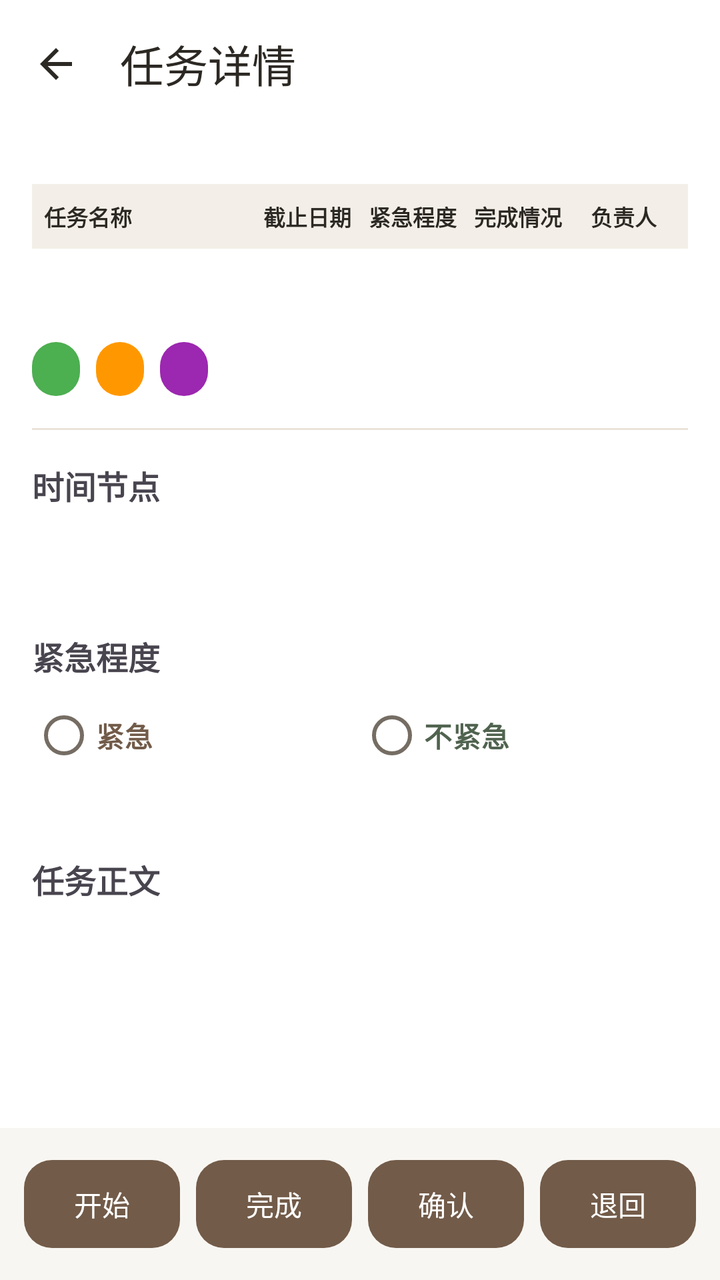
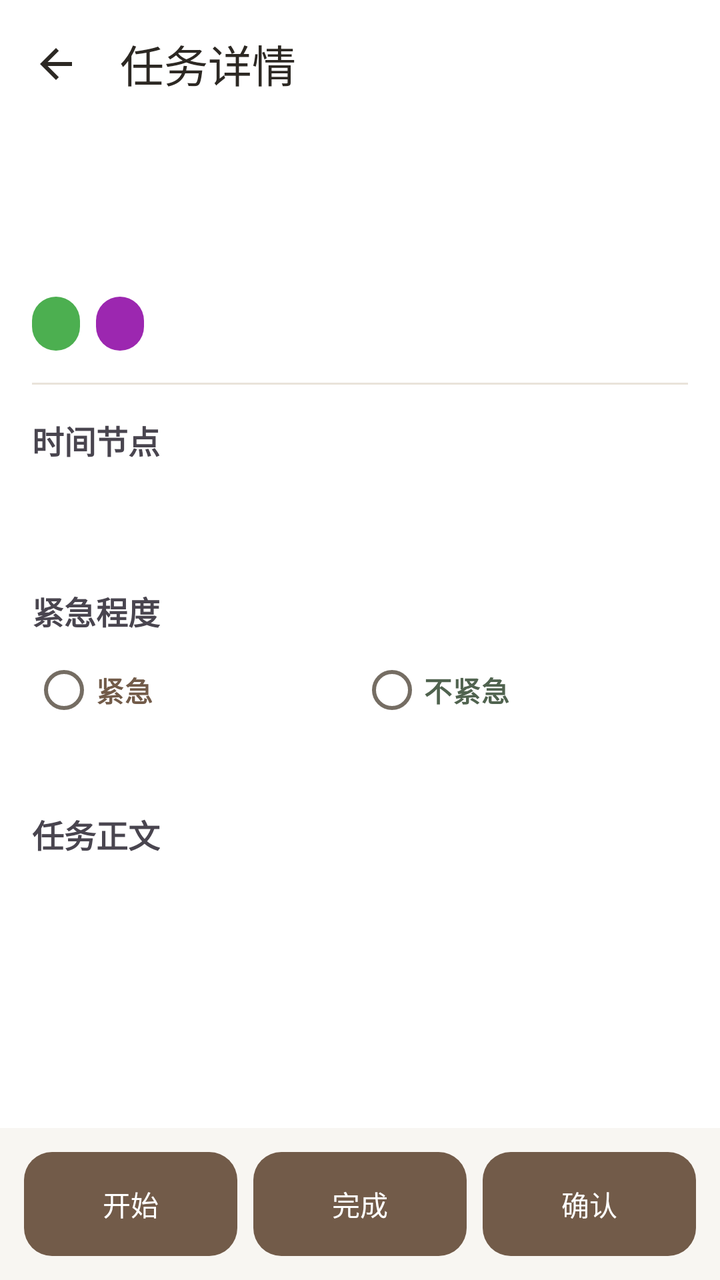

An Android layout rendered at two revisions. The XML below is the earlier revision; the diff shows what the commit changed to produce the second picture.
<!-- AndroidManifest.xml: application theme Theme.Project_Pandora -->
<!-- res/layout/activity_task_detail.xml -->
<?xml version="1.0" encoding="utf-8"?>
<layout xmlns:android="http://schemas.android.com/apk/res/android"
    xmlns:app="http://schemas.android.com/apk/res-auto">

    <data>

    </data>

    <androidx.constraintlayout.widget.ConstraintLayout
        android:layout_width="match_parent"
        android:layout_height="match_parent"
        android:background="?attr/colorSurface">

        <com.google.android.material.appbar.MaterialToolbar
            android:id="@+id/toolbar"
            android:layout_width="match_parent"
            android:layout_height="wrap_content"
            android:background="@color/color_surface"
            app:title="任务详情"
            app:titleTextColor="@color/color_text_primary"
            app:navigationIcon="@drawable/ic_back"
            app:layout_constraintTop_toTopOf="parent"
            style="@style/Widget.Pandora.Toolbar"
            app:navigationIconTint="@color/color_text_primary"
            android:elevation="0dp" />

        <ScrollView
            android:layout_width="match_parent"
            android:layout_height="0dp"
            app:layout_constraintTop_toBottomOf="@id/toolbar"
            app:layout_constraintBottom_toTopOf="@id/bottomLayout">

            <LinearLayout
                android:layout_width="match_parent"
                android:layout_height="wrap_content"
                android:orientation="vertical"
                android:padding="16dp">

                <LinearLayout
                    android:layout_width="match_parent"
                    android:layout_height="wrap_content"
                    android:orientation="horizontal"
                    android:background="@color/color_surface_soft"
                    android:paddingHorizontal="6dp"
                    android:paddingVertical="8dp"
                    android:weightSum="6"
                    android:layout_marginTop="12dp">

                    <TextView
                        android:layout_width="0dp"
                        android:layout_height="wrap_content"
                        android:layout_weight="2"
                        android:text="任务名称"
                        android:textSize="11sp"
                        android:textStyle="bold"
                        android:textColor="@color/color_text_primary" />

                    <TextView
                        android:layout_width="0dp"
                        android:layout_height="wrap_content"
                        android:layout_weight="1"
                        android:text="截止日期"
                        android:textSize="11sp"
                        android:textStyle="bold"
                        android:textColor="@color/color_text_primary"
                        android:gravity="center" />

                    <TextView
                        android:layout_width="0dp"
                        android:layout_height="wrap_content"
                        android:layout_weight="1"
                        android:text="紧急程度"
                        android:textSize="11sp"
                        android:textStyle="bold"
                        android:textColor="@color/color_text_primary"
                        android:gravity="center" />

                    <TextView
                        android:layout_width="0dp"
                        android:layout_height="wrap_content"
                        android:layout_weight="1"
                        android:text="完成情况"
                        android:textSize="11sp"
                        android:textStyle="bold"
                        android:textColor="@color/color_text_primary"
                        android:gravity="center" />

                    
                    <TextView
                        android:layout_width="0dp"
                        android:layout_height="wrap_content"
                        android:layout_weight="1"
                        android:text="负责人"
                        android:textSize="11sp"
                        android:textStyle="bold"
                        android:textColor="@color/color_text_primary"
                        android:gravity="center" />

                </LinearLayout>

                <LinearLayout
                    android:layout_width="match_parent"
                    android:layout_height="wrap_content"
                    android:orientation="horizontal"
                    android:paddingHorizontal="6dp"
                    android:paddingVertical="8dp"
                    android:weightSum="6">

                    <TextView
                        android:id="@+id/textTaskName"
                        android:layout_width="0dp"
                        android:layout_height="wrap_content"
                        android:layout_weight="2"
                        android:textSize="13sp"
                        android:textStyle="bold"
                        android:textColor="@color/color_text_primary"
                        android:maxLines="2"
                        android:ellipsize="end" />

                    <TextView
                        android:id="@+id/textSummaryDeadline"
                        android:layout_width="0dp"
                        android:layout_height="wrap_content"
                        android:layout_weight="1"
                        android:textSize="11sp"
                        android:textColor="@color/color_text_secondary"
                        android:gravity="center"
                        android:maxLines="1"
                        android:ellipsize="end" />

                    <TextView
                        android:id="@+id/textSummaryUrgency"
                        android:layout_width="0dp"
                        android:layout_height="wrap_content"
                        android:layout_weight="1"
                        android:textSize="11sp"
                        android:gravity="center"
                        android:textColor="@android:color/white"
                        android:paddingHorizontal="4dp"
                        android:paddingVertical="2dp" />

                    <TextView
                        android:id="@+id/textSummaryCompletion"
                        android:layout_width="0dp"
                        android:layout_height="wrap_content"
                        android:layout_weight="1"
                        android:textSize="11sp"
                        android:gravity="center"
                        android:textColor="@android:color/white"
                        android:paddingHorizontal="4dp"
                        android:paddingVertical="2dp" />

                    
                    <TextView
                        android:id="@+id/textSummaryAssignee"
                        android:layout_width="0dp"
                        android:layout_height="wrap_content"
                        android:layout_weight="1"
                        android:textSize="10sp"
                        android:textColor="@color/color_text_secondary"
                        android:gravity="center"
                        android:maxLines="2"
                        android:ellipsize="end" />

                </LinearLayout>


                <LinearLayout
                    android:layout_width="match_parent"
                    android:layout_height="wrap_content"
                    android:orientation="horizontal"
                    android:layout_marginTop="12dp">

                    <TextView
                        android:id="@+id/textStatus"
                        android:layout_width="wrap_content"
                        android:layout_height="wrap_content"
                        android:paddingHorizontal="12dp"
                        android:paddingVertical="4dp"
                        android:textSize="14sp"
                        android:background="@drawable/bg_status_tag"
                        android:textColor="@android:color/white" />

                    <TextView
                        android:id="@+id/textPriority"
                        android:layout_width="wrap_content"
                        android:layout_height="wrap_content"
                        android:layout_marginStart="8dp"
                        android:paddingHorizontal="12dp"
                        android:paddingVertical="4dp"
                        android:textSize="14sp"
                        android:background="@drawable/bg_priority_tag"
                        android:textColor="@android:color/white" />

                    <TextView
                        android:id="@+id/textQuadrant"
                        android:layout_width="wrap_content"
                        android:layout_height="wrap_content"
                        android:layout_marginStart="8dp"
                        android:paddingHorizontal="12dp"
                        android:paddingVertical="4dp"
                        android:textSize="14sp"
                        android:background="@drawable/bg_quadrant_tag"
                        android:textColor="@android:color/white" />

                </LinearLayout>

                <View
                    android:layout_width="match_parent"
                    android:layout_height="1dp"
                    android:layout_marginTop="16dp"
                    android:background="@color/color_divider" />

                <TextView
                    android:layout_width="wrap_content"
                    android:layout_height="wrap_content"
                    android:layout_marginTop="16dp"
                    android:text="时间节点"
                    android:textStyle="bold"
                    android:textSize="16sp" />

                <TextView
                    android:id="@+id/textStartTime"
                    android:layout_width="match_parent"
                    android:layout_height="wrap_content"
                    android:layout_marginTop="4dp"
                    android:textSize="14sp"
                    android:textColor="@color/color_text_secondary" />

                <TextView
                    android:id="@+id/textEndTime"
                    android:layout_width="match_parent"
                    android:layout_height="wrap_content"
                    android:layout_marginTop="4dp"
                    android:textSize="14sp"
                    android:textColor="@color/color_text_secondary" />

                <TextView
                    android:layout_width="wrap_content"
                    android:layout_height="wrap_content"
                    android:layout_marginTop="16dp"
                    android:text="紧急程度"
                    android:textStyle="bold"
                    android:textSize="16sp" />

                <RadioGroup
                    android:id="@+id/radioGroupUrgency"
                    android:layout_width="match_parent"
                    android:layout_height="wrap_content"
                    android:orientation="horizontal"
                    android:layout_marginTop="4dp">

                    <RadioButton
                        android:id="@+id/radioUrgencyUrgent"
                        android:layout_width="0dp"
                        android:layout_height="wrap_content"
                        android:layout_weight="1"
                        android:text="紧急"
                        android:textSize="14sp"
                        android:textColor="@color/color_accent"
                        android:textStyle="bold"
                        android:paddingVertical="8dp" />

                    <RadioButton
                        android:id="@+id/radioUrgencyNotUrgent"
                        android:layout_width="0dp"
                        android:layout_height="wrap_content"
                        android:layout_weight="1"
                        android:text="不紧急"
                        android:textSize="14sp"
                        android:textColor="@color/color_success"
                        android:textStyle="bold"
                        android:paddingVertical="8dp" />

                </RadioGroup>

                <TextView
                    android:id="@+id/textUrgencyHint"
                    android:layout_width="match_parent"
                    android:layout_height="wrap_content"
                    android:layout_marginTop="4dp"
                    android:textSize="12sp"
                    android:textColor="@color/color_text_secondary" />

                

                
                <TextView
                    android:layout_width="wrap_content"
                    android:layout_height="wrap_content"
                    android:layout_marginTop="16dp"
                    android:text="@string/task_content_label"
                    android:textStyle="bold"
                    android:textSize="16sp" />

                <TextView
                    android:id="@+id/textTaskContent"
                    android:layout_width="match_parent"
                    android:layout_height="wrap_content"
                    android:layout_marginTop="4dp"
                    android:textSize="14sp"
                    android:textColor="@color/color_text_primary" />

            </LinearLayout>

        </ScrollView>

        <LinearLayout
            android:id="@+id/bottomLayout"
            android:layout_width="match_parent"
            android:layout_height="wrap_content"
            android:orientation="horizontal"
            android:padding="8dp"
            android:background="@color/color_bg_page"
            app:layout_constraintBottom_toBottomOf="parent">

            <com.google.android.material.button.MaterialButton
                android:id="@+id/btnStart"
                android:layout_width="0dp"
                android:layout_height="wrap_content"
                android:layout_weight="1"
                android:layout_margin="4dp"
                android:text="开始"
                android:textSize="14sp"
                android:textColor="@color/color_on_accent" />

            
            <com.google.android.material.button.MaterialButton
                android:id="@+id/btnReopen"
                android:layout_width="0dp"
                android:layout_height="wrap_content"
                android:layout_weight="1"
                android:layout_margin="4dp"
                android:text="@string/btn_reopen_task"
                android:textSize="14sp"
                android:visibility="gone"
                android:textColor="@color/color_on_accent" />

            <com.google.android.material.button.MaterialButton
                android:id="@+id/btnComplete"
                android:layout_width="0dp"
                android:layout_height="wrap_content"
                android:layout_weight="1"
                android:layout_margin="4dp"
                android:text="完成"
                android:textSize="14sp"
                android:textColor="@color/color_on_accent" />

            <com.google.android.material.button.MaterialButton
                android:id="@+id/btnConfirm"
                android:layout_width="0dp"
                android:layout_height="wrap_content"
                android:layout_weight="1"
                android:layout_margin="4dp"
                android:text="确认"
                android:textSize="14sp"
                android:textColor="@color/color_on_accent" />

            <com.google.android.material.button.MaterialButton
                android:id="@+id/btnReject"
                android:layout_width="0dp"
                android:layout_height="wrap_content"
                android:layout_weight="1"
                android:layout_margin="4dp"
                android:text="退回"
                android:textSize="14sp"
                android:textColor="@color/color_on_accent" />

            <com.google.android.material.button.MaterialButton
                android:id="@+id/btnDelete"
                android:layout_width="0dp"
                android:layout_height="wrap_content"
                android:layout_weight="1"
                android:layout_margin="4dp"
                android:text="删除"
                android:textSize="14sp"
                android:backgroundTint="@color/color_error"
                android:visibility="gone"
                android:textColor="@color/color_on_accent" />

        </LinearLayout>

        <ProgressBar
            android:id="@+id/progressBar"
            android:layout_width="wrap_content"
            android:layout_height="wrap_content"
            android:visibility="gone"
            app:layout_constraintTop_toTopOf="parent"
            app:layout_constraintBottom_toBottomOf="parent"
            app:layout_constraintStart_toStartOf="parent"
            app:layout_constraintEnd_toEndOf="parent" />

    </androidx.constraintlayout.widget.ConstraintLayout>
</layout>
<!-- resources referenced by this layout -->
<resources>
  <color name="color_accent">#725B49</color>
  <color name="color_bg_page">#F8F6F2</color>
  <color name="color_divider">#E9E3DA</color>
  <color name="color_error">#A1473A</color>
  <color name="color_on_accent">#FFFFFF</color>
  <color name="color_success">#50634F</color>
  <color name="color_surface">#FFFFFF</color>
  <color name="color_surface_soft">#F3EFE8</color>
  <color name="color_text_primary">#2C2823</color>
  <color name="color_text_secondary">#756D63</color>
  <!-- drawable bg_priority_tag (drawable) -->
  <?xml version="1.0" encoding="utf-8"?>
  <shape xmlns:android="http://schemas.android.com/apk/res/android"
      android:shape="rectangle">
      <solid android:color="#FF9800" />
      <corners android:radius="12dp" />
  </shape>
  <!-- drawable bg_quadrant_tag (drawable) -->
  <?xml version="1.0" encoding="utf-8"?>
  <shape xmlns:android="http://schemas.android.com/apk/res/android"
      android:shape="rectangle">
      <solid android:color="#9C27B0" />
      <corners android:radius="12dp" />
  </shape>
  <!-- drawable bg_status_tag (drawable) -->
  <?xml version="1.0" encoding="utf-8"?>
  <shape xmlns:android="http://schemas.android.com/apk/res/android"
      android:shape="rectangle">
      <solid android:color="#4CAF50" />
      <corners android:radius="12dp" />
  </shape>
  <string name="btn_reopen_task">切回未完成</string>
  <string name="task_content_label">任务正文</string>
  <style name="Theme.Project_Pandora" parent="Base.Theme.Project_Pandora" />
  <style name="TextAppearance.Pandora.Title" parent="TextAppearance.Material3.TitleLarge">
          <item name="android:fontFamily">sans-serif-medium</item>
          <item name="android:textSize">22sp</item>
          <item name="android:textColor">@color/color_text_primary</item>
      </style>
  <color name="color_accent_soft">#EEE6DC</color>
  <color name="color_border_strong">#BDB0A0</color>
  <color name="color_error_surface">#F8EAE5</color>
  <style name="TextAppearance.Pandora.Body" parent="TextAppearance.Material3.BodyLarge">
          <item name="android:fontFamily">sans-serif</item>
          <item name="android:textSize">16sp</item>
          <item name="android:textColor">@color/color_text_primary</item>
      </style>
  <style name="TextAppearance.Pandora.BodySmall" parent="TextAppearance.Material3.BodyMedium">
          <item name="android:textSize">14sp</item>
          <item name="android:textColor">@color/color_text_secondary</item>
      </style>
  <style name="TextAppearance.Pandora.Label" parent="TextAppearance.Material3.LabelLarge">
          <item name="android:fontFamily">sans-serif-medium</item>
          <item name="android:textSize">14sp</item>
          <item name="android:letterSpacing">0</item>
          <item name="android:textAllCaps">false</item>
      </style>
  <style name="Widget.Pandora.LegacyCard" parent="CardView">
          <item name="cardBackgroundColor">@color/color_surface</item>
          <item name="cardCornerRadius">18dp</item>
          <item name="cardElevation">1dp</item>
      </style>
  <style name="Widget.Pandora.Fab" parent="Widget.Material3.FloatingActionButton.Primary">
          <item name="backgroundTint">@color/color_accent</item>
          <item name="tint">@color/color_on_accent</item>
          <item name="elevation">2dp</item>
      </style>
  <style name="TextAppearance.Pandora.Navigation" parent="TextAppearance.Material3.LabelMedium">
          <item name="android:fontFamily">sans-serif-medium</item>
          <item name="android:textSize">12sp</item>
          <item name="android:letterSpacing">0</item>
      </style>
  <style name="Widget.Pandora.NavIndicator" parent="Widget.Material3.BottomNavigationView.ActiveIndicator">
          <item name="android:color">@color/color_accent_soft</item>
      </style>
  <!-- unchanged entries left out for length: 10 -->
</resources>

<!-- the commit's change to res/layout/activity_task_detail.xml (unified diff, before → after) -->
@@ -36,134 +36,34 @@
                 android:orientation="vertical"
                 android:padding="16dp">
 
-                <LinearLayout
-                    android:layout_width="match_parent"
-                    android:layout_height="wrap_content"
-                    android:orientation="horizontal"
-                    android:background="@color/color_surface_soft"
-                    android:paddingHorizontal="6dp"
-                    android:paddingVertical="8dp"
-                    android:weightSum="6"
-                    android:layout_marginTop="12dp">
-
-                    <TextView
-                        android:layout_width="0dp"
-                        android:layout_height="wrap_content"
-                        android:layout_weight="2"
-                        android:text="任务名称"
-                        android:textSize="11sp"
-                        android:textStyle="bold"
-                        android:textColor="@color/color_text_primary" />
-
-                    <TextView
-                        android:layout_width="0dp"
-                        android:layout_height="wrap_content"
-                        android:layout_weight="1"
-                        android:text="截止日期"
-                        android:textSize="11sp"
-                        android:textStyle="bold"
-                        android:textColor="@color/color_text_primary"
-                        android:gravity="center" />
-
-                    <TextView
-                        android:layout_width="0dp"
-                        android:layout_height="wrap_content"
-                        android:layout_weight="1"
-                        android:text="紧急程度"
-                        android:textSize="11sp"
-                        android:textStyle="bold"
-                        android:textColor="@color/color_text_primary"
-                        android:gravity="center" />
-
-                    <TextView
-                        android:layout_width="0dp"
-                        android:layout_height="wrap_content"
-                        android:layout_weight="1"
-                        android:text="完成情况"
-                        android:textSize="11sp"
-                        android:textStyle="bold"
-                        android:textColor="@color/color_text_primary"
-                        android:gravity="center" />
-
-                    
-                    <TextView
-                        android:layout_width="0dp"
-                        android:layout_height="wrap_content"
-                        android:layout_weight="1"
-                        android:text="负责人"
-                        android:textSize="11sp"
-                        android:textStyle="bold"
-                        android:textColor="@color/color_text_primary"
-                        android:gravity="center" />
-
-                </LinearLayout>
-
-                <LinearLayout
-                    android:layout_width="match_parent"
-                    android:layout_height="wrap_content"
-                    android:orientation="horizontal"
-                    android:paddingHorizontal="6dp"
-                    android:paddingVertical="8dp"
-                    android:weightSum="6">
-
-                    <TextView
-                        android:id="@+id/textTaskName"
-                        android:layout_width="0dp"
-                        android:layout_height="wrap_content"
-                        android:layout_weight="2"
-                        android:textSize="13sp"
-                        android:textStyle="bold"
-                        android:textColor="@color/color_text_primary"
-                        android:maxLines="2"
-                        android:ellipsize="end" />
-
-                    <TextView
-                        android:id="@+id/textSummaryDeadline"
-                        android:layout_width="0dp"
-                        android:layout_height="wrap_content"
-                        android:layout_weight="1"
-                        android:textSize="11sp"
-                        android:textColor="@color/color_text_secondary"
-                        android:gravity="center"
-                        android:maxLines="1"
-                        android:ellipsize="end" />
-
-                    <TextView
-                        android:id="@+id/textSummaryUrgency"
-                        android:layout_width="0dp"
-                        android:layout_height="wrap_content"
-                        android:layout_weight="1"
-                        android:textSize="11sp"
-                        android:gravity="center"
-                        android:textColor="@android:color/white"
-                        android:paddingHorizontal="4dp"
-                        android:paddingVertical="2dp" />
-
-                    <TextView
-                        android:id="@+id/textSummaryCompletion"
-                        android:layout_width="0dp"
-                        android:layout_height="wrap_content"
-                        android:layout_weight="1"
-                        android:textSize="11sp"
-                        android:gravity="center"
-                        android:textColor="@android:color/white"
-                        android:paddingHorizontal="4dp"
-                        android:paddingVertical="2dp" />
-
-                    
-                    <TextView
-                        android:id="@+id/textSummaryAssignee"
-                        android:layout_width="0dp"
-                        android:layout_height="wrap_content"
-                        android:layout_weight="1"
-                        android:textSize="10sp"
-                        android:textColor="@color/color_text_secondary"
-                        android:gravity="center"
-                        android:maxLines="2"
-                        android:ellipsize="end" />
-
-                </LinearLayout>
-
+                <TextView
+                    android:id="@+id/textTaskName"
+                    android:layout_width="match_parent"
+                    android:layout_height="wrap_content"
+                    android:textSize="22sp"
+                    android:textStyle="bold"
+                    android:textColor="@color/color_text_primary" />
+
+                <TextView
+                    android:id="@+id/textAssignee"
+                    android:layout_width="match_parent"
+                    android:layout_height="wrap_content"
+                    android:layout_marginTop="8dp"
+                    android:textSize="14sp"
+                    android:textColor="@color/color_text_secondary" />
+
+                <com.google.android.material.chip.ChipGroup
+                    android:id="@+id/taskTagChips"
+                    android:layout_width="match_parent"
+                    android:layout_height="wrap_content" />
+
+                <com.google.android.material.button.MaterialButton
+                    android:id="@+id/btnEditTaskTags"
+                    style="@style/Widget.Pandora.Button.Text"
+                    android:layout_width="wrap_content"
+                    android:layout_height="48dp"
+                    android:text="调整标签"
+                    android:visibility="gone" />
 
                 <LinearLayout
                     android:layout_width="match_parent"
@@ -179,17 +79,6 @@
                         android:paddingVertical="4dp"
                         android:textSize="14sp"
                         android:background="@drawable/bg_status_tag"
-                        android:textColor="@android:color/white" />
-
-                    <TextView
-                        android:id="@+id/textPriority"
-                        android:layout_width="wrap_content"
-                        android:layout_height="wrap_content"
-                        android:layout_marginStart="8dp"
-                        android:paddingHorizontal="12dp"
-                        android:paddingVertical="4dp"
-                        android:textSize="14sp"
-                        android:background="@drawable/bg_priority_tag"
                         android:textColor="@android:color/white" />
 
                     <TextView
@@ -317,9 +206,14 @@
             <com.google.android.material.button.MaterialButton
                 android:id="@+id/btnStart"
                 android:layout_width="0dp"
-                android:layout_height="wrap_content"
-                android:layout_weight="1"
-                android:layout_margin="4dp"
+                android:layout_height="52dp"
+                android:layout_weight="1"
+                android:layout_margin="4dp"
+                android:insetTop="0dp"
+                android:insetBottom="0dp"
+                android:minWidth="0dp"
+                android:paddingHorizontal="8dp"
+                android:maxLines="1"
                 android:text="开始"
                 android:textSize="14sp"
                 android:textColor="@color/color_on_accent" />
@@ -328,9 +222,14 @@
             <com.google.android.material.button.MaterialButton
                 android:id="@+id/btnReopen"
                 android:layout_width="0dp"
-                android:layout_height="wrap_content"
-                android:layout_weight="1"
-                android:layout_margin="4dp"
+                android:layout_height="52dp"
+                android:layout_weight="1"
+                android:layout_margin="4dp"
+                android:insetTop="0dp"
+                android:insetBottom="0dp"
+                android:minWidth="0dp"
+                android:paddingHorizontal="8dp"
+                android:maxLines="1"
                 android:text="@string/btn_reopen_task"
                 android:textSize="14sp"
                 android:visibility="gone"
@@ -339,9 +238,14 @@
             <com.google.android.material.button.MaterialButton
                 android:id="@+id/btnComplete"
                 android:layout_width="0dp"
-                android:layout_height="wrap_content"
-                android:layout_weight="1"
-                android:layout_margin="4dp"
+                android:layout_height="52dp"
+                android:layout_weight="1"
+                android:layout_margin="4dp"
+                android:insetTop="0dp"
+                android:insetBottom="0dp"
+                android:minWidth="0dp"
+                android:paddingHorizontal="8dp"
+                android:maxLines="1"
                 android:text="完成"
                 android:textSize="14sp"
                 android:textColor="@color/color_on_accent" />
@@ -349,29 +253,29 @@
             <com.google.android.material.button.MaterialButton
                 android:id="@+id/btnConfirm"
                 android:layout_width="0dp"
-                android:layout_height="wrap_content"
-                android:layout_weight="1"
-                android:layout_margin="4dp"
+                android:layout_height="52dp"
+                android:layout_weight="1"
+                android:layout_margin="4dp"
+                android:insetTop="0dp"
+                android:insetBottom="0dp"
+                android:minWidth="0dp"
+                android:paddingHorizontal="8dp"
+                android:maxLines="1"
                 android:text="确认"
                 android:textSize="14sp"
                 android:textColor="@color/color_on_accent" />
 
             <com.google.android.material.button.MaterialButton
-                android:id="@+id/btnReject"
-                android:layout_width="0dp"
-                android:layout_height="wrap_content"
-                android:layout_weight="1"
-                android:layout_margin="4dp"
-                android:text="退回"
-                android:textSize="14sp"
-                android:textColor="@color/color_on_accent" />
-
-            <com.google.android.material.button.MaterialButton
                 android:id="@+id/btnDelete"
                 android:layout_width="0dp"
-                android:layout_height="wrap_content"
-                android:layout_weight="1"
-                android:layout_margin="4dp"
+                android:layout_height="52dp"
+                android:layout_weight="1"
+                android:layout_margin="4dp"
+                android:insetTop="0dp"
+                android:insetBottom="0dp"
+                android:minWidth="0dp"
+                android:paddingHorizontal="8dp"
+                android:maxLines="1"
                 android:text="删除"
                 android:textSize="14sp"
                 android:backgroundTint="@color/color_error"
<!-- resource entries referenced after the edit -->
@@ -10,13 +10,6 @@
   <color name="color_surface_soft">#F3EFE8</color>
   <color name="color_text_primary">#2C2823</color>
   <color name="color_text_secondary">#756D63</color>
-  <!-- drawable bg_priority_tag (drawable) -->
-  <?xml version="1.0" encoding="utf-8"?>
-  <shape xmlns:android="http://schemas.android.com/apk/res/android"
-      android:shape="rectangle">
-      <solid android:color="#FF9800" />
-      <corners android:radius="12dp" />
-  </shape>
   <!-- drawable bg_quadrant_tag (drawable) -->
   <?xml version="1.0" encoding="utf-8"?>
   <shape xmlns:android="http://schemas.android.com/apk/res/android"
@@ -33,6 +26,12 @@
   </shape>
   <string name="btn_reopen_task">切回未完成</string>
   <string name="task_content_label">任务正文</string>
+  <style name="Widget.Pandora.Button.Text" parent="Widget.Material3.Button.TextButton">
+          <item name="cornerRadius">12dp</item>
+          <item name="android:minHeight">48dp</item>
+          <item name="android:textAppearance">@style/TextAppearance.Pandora.Label</item>
+          <item name="android:textAllCaps">false</item>
+      </style>
   <style name="Theme.Project_Pandora" parent="Base.Theme.Project_Pandora" />
   <style name="TextAppearance.Pandora.Title" parent="TextAppearance.Material3.TitleLarge">
           <item name="android:fontFamily">sans-serif-medium</item>
